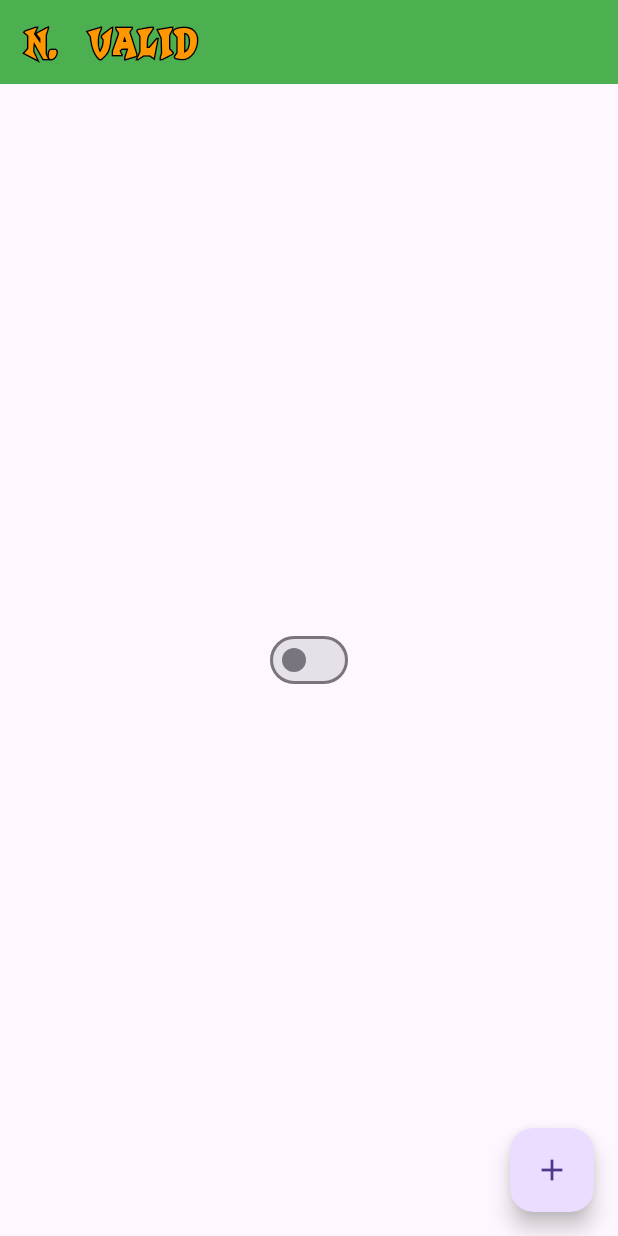
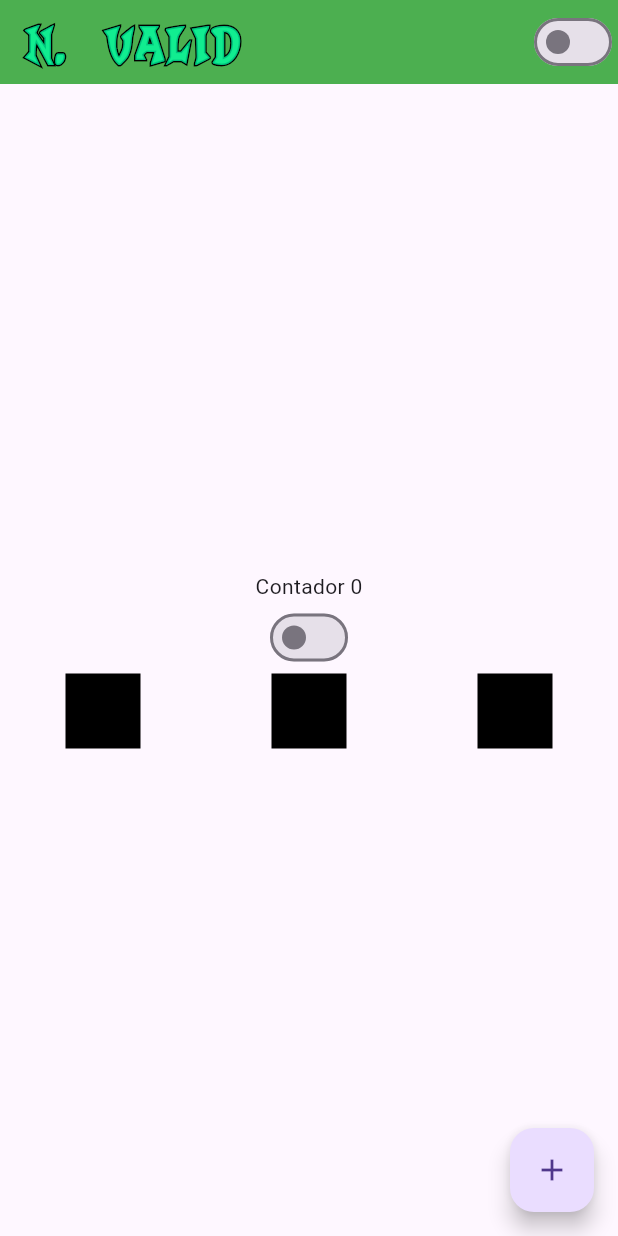
Before and after one commit to Dl4nor/n_valid, a Flutter app: the screen it shows after launch, on a phone screen of 412 x 824 dp. Run offline on Flutter 3.47's test engine with Material 3 defaults, Android fonts, the phone set to English and light mode, and no system bars; our stand-ins replace device_preview.

Commit message:
Add quadrados pretos (estudo Row & Column)

```diff
--- a/lib/home_page.dart
+++ b/lib/home_page.dart
@@ -17,12 +17,43 @@ class HomePageState extends State<HomePage>{
   Widget build(BuildContext context) {
     return Scaffold(
       appBar: AppBar(
-        title: const TextWithBorder(text: 'N. Valid', font: 'crash-a-like', size: 40, color: Colors.orange),
+        title: const TextWithBorder(text: 'N. Valid', font: 'crash-a-like', size: 50, color: Color.fromARGB(198, 0, 255, 162)),
         backgroundColor: Colors.green,
+        actions: [
+          CustomSwitch(),
+        ],
       ),
 
-      body: Center(
-        child: CustomSwitch()
+      body: Container(
+        width: double.infinity,
+        height: double.infinity,
+        child: Column(
+          mainAxisAlignment: MainAxisAlignment.center,
+          children: [
+            Text('Contador $counter'),
+            CustomSwitch(),
+            Row(
+              mainAxisAlignment: MainAxisAlignment.spaceAround,
+              children: [
+                Container(
+                  width: 50,
+                  height: 50,
+                  color: Colors.black,
+                ),
+                Container(
+                  width: 50,
+                  height: 50,
+                  color: Colors.black,
+                ),
+                Container(
+                  width: 50,
+                  height: 50,
+                  color: Colors.black,
+                ),
+              ],
+            )
+          ],
+        ),
       ),
 
       floatingActionButton: FloatingActionButton(
@@ -44,10 +75,10 @@ class CustomSwitch extends StatelessWidget {
   @override
   Widget build(BuildContext context) {
     return Switch(
-            value: AppController.instance.isDarkTheme,
-            onChanged: (value) {
-              AppController.instance.changeTheme();
-            },
+              value: AppController.instance.isDarkTheme,
+              onChanged: (value) {
+                AppController.instance.changeTheme();
+              },
            );
   }
 }
@@ -75,8 +106,8 @@ class TextWithBorder extends StatelessWidget {
                                 fontSize: size,
                                 foreground: Paint()
                                   ..style = PaintingStyle.stroke
-                                  ..strokeWidth = 2 // Tamanho da borda
-                                  ..color = borderColor, // Cor da borda
+                                  ..strokeWidth = 2
+                                  ..color = borderColor,
                                 )
                   ),
                   Text(text,
@@ -86,7 +117,7 @@ class TextWithBorder extends StatelessWidget {
                                   color: color
                                 ),
                   )
-                ]
+           ]
     );
   }
 }
--- a/lib/main.dart
+++ b/lib/main.dart
@@ -1,6 +1,10 @@
+import 'package:device_preview/device_preview.dart';
 import 'package:flutter/material.dart';
 import 'app_widget.dart';
 
 main() {
-  runApp(AppWidget());
+  runApp(DevicePreview(
+          enabled: true,
+          builder: (context) => const AppWidget(),
+        ));
 }
```
